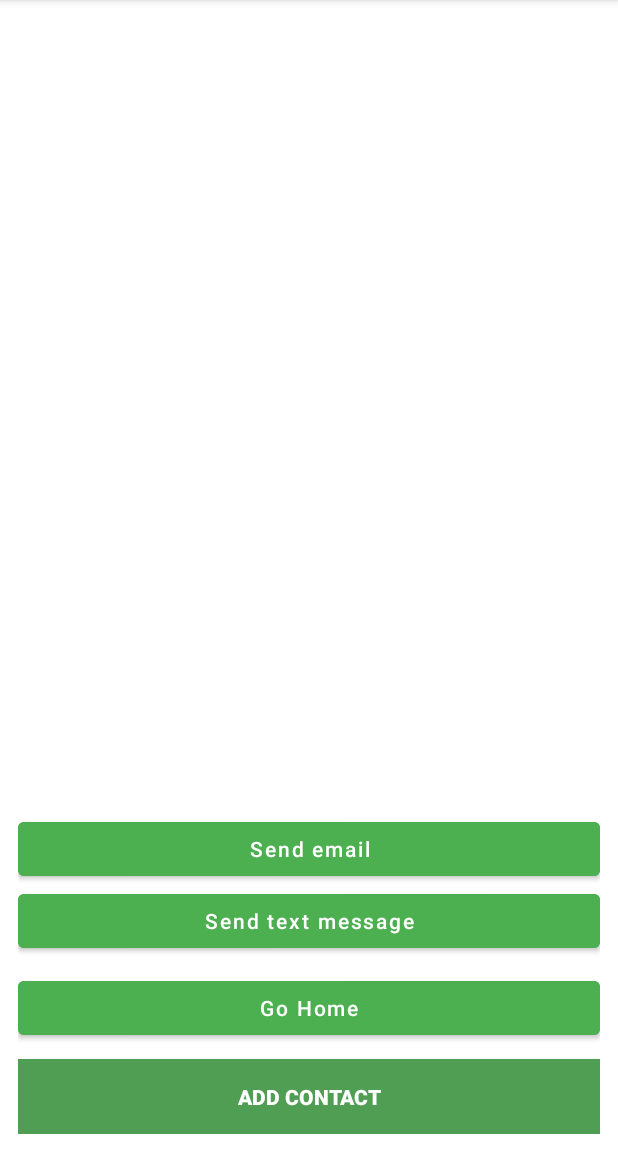
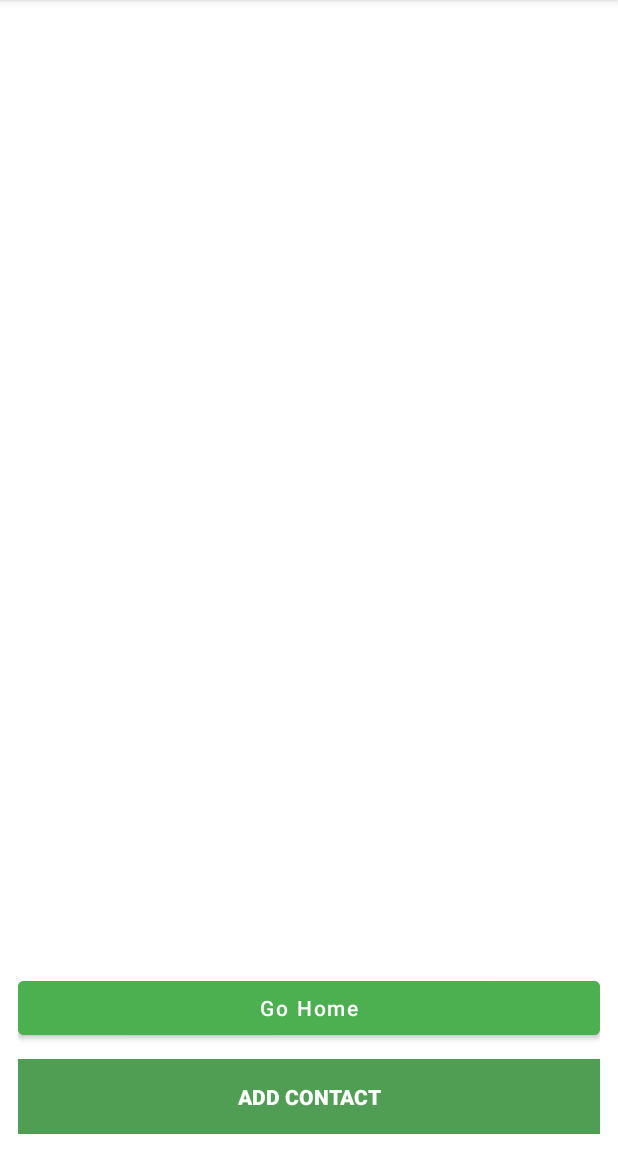
Before and after one commit to Efeighery/MedsUpApp, an Android app: the AddContact screen opened directly, with no data from a screen before it, on a phone screen of 412 x 824 dp, the part 84-1236 px from its top. Run offline under Robolectric (Android 15) with nearby library versions, the phone set to English and light mode, and no system bars; our stand-ins replace Firebase (no records; nobody signed in at launch, a user with empty details on screens opened directly).

Commit message:
Cleaning up Add--- List pages

```diff
--- a/app/src/main/java/com/example/medsupapp/AddContact.java
+++ b/app/src/main/java/com/example/medsupapp/AddContact.java
@@ -57,7 +57,7 @@ public class AddContact extends AppCompatActivity {
     ContactRecyclerAdapter adapter;
 
     // The buttons will be initialised and declared here
-    Button addCon, homeBtn, emailBtn, smsBtn;
+    Button addCon, homeBtn;
 
     @Override
     protected void onCreate(Bundle savedInstanceState) {
@@ -77,14 +77,6 @@ public class AddContact extends AppCompatActivity {
         // If the user clicks the Home button, they will leave the AddContact page to go back to the Home page
         homeBtn = findViewById(R.id.homeBtn);
         homeBtn.setOnClickListener(v -> startActivity(new Intent(AddContact.this, MainActivity.class)));
-
-        // If the user clicks the Email button, they will leave the AddContact page to go the Email Maker page
-        emailBtn = findViewById(R.id.emailBtn);
-        emailBtn.setOnClickListener(v -> startActivity(new Intent(AddContact.this, EmailMaker.class)));
-
-        // If the user clicks the Text Message button, they will leave the AddContact page to go the Text Maker page
-        smsBtn = findViewById(R.id.textBtn);
-        smsBtn.setOnClickListener(v -> startActivity(new Intent(AddContact.this, TextMaker.class)));
 
         // The AddContact Button will be used to help add a new Contact entry into the Contact List
         addCon = findViewById(R.id.addBtn);
--- a/app/src/main/res/layout/activity_add_contact.xml
+++ b/app/src/main/res/layout/activity_add_contact.xml
@@ -17,19 +17,6 @@
         />
 
 
-
-    <Button android:id="@+id/emailBtn" android:layout_width="match_parent"
-        android:layout_height="wrap_content" android:layout_marginTop="120dp"
-        android:backgroundTint="#4CAF50" android:text="Send email"
-        android:textAllCaps="false"/>
-
-    <Button android:id="@+id/textBtn" android:layout_width="match_parent"
-        android:layout_height="wrap_content"
-        android:layout_marginBottom="10dp"
-        android:backgroundTint="#4CAF50"
-        android:text="Send text message"
-        android:textAllCaps="false"/>
-
     <Button android:id="@+id/homeBtn"
         android:layout_width="match_parent"
         android:layout_height="wrap_content" android:backgroundTint="#4CAF50"
```
Also changed, not shown: app/src/main/java/com/example/medsupapp/AddDiagnosis.java (+3 -6 lines), app/src/main/java/com/example/medsupapp/AddMedication.java (+3 -6 lines).
